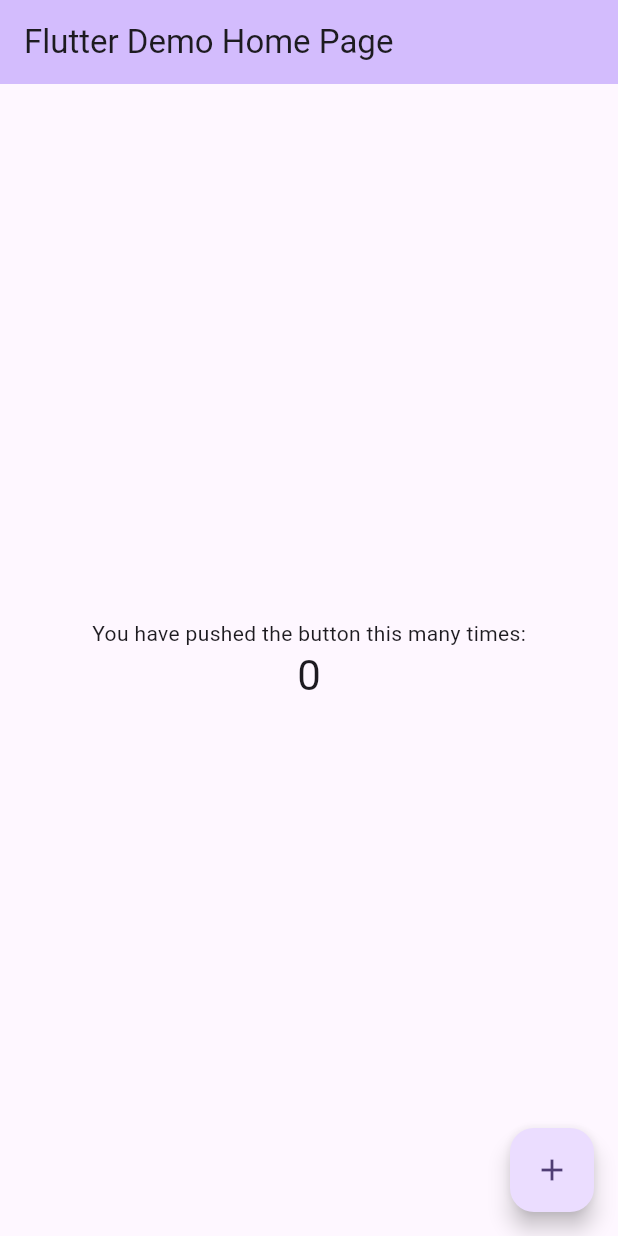
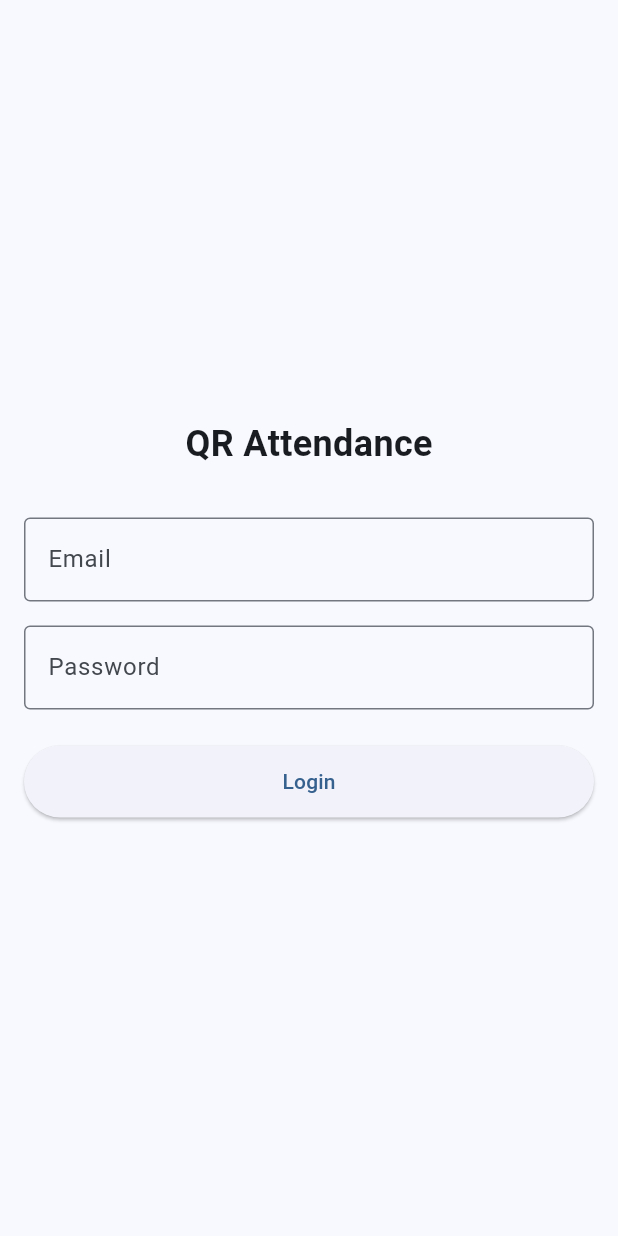
Before and after one commit to ZAAFHachemrachid/qr_attence, a Flutter app: the screen it shows after launch, on a phone screen of 412 x 824 dp. Run offline on Flutter 3.47's test engine with Material 3 defaults, Android fonts, the phone set to English and light mode, and no system bars; our stand-ins replace flex_color_scheme, flutter_dotenv, go_router, supabase_flutter; accounts and stored records are empty.

Commit message:
Add Supabase configuration and authentication functionality
- Introduced .env.example for environment variable setup
- Implemented SupabaseConfig class to manage Supabase URL and anon key
- Updated BaseRepository to use Supabase.instance.client
- Added AuthRepository for user authentication methods
- Created StudentHomeScreen and TeacherHomeScreen for user dashboards
- Implemented AuthProvider to manage authentication state and user roles
- Updated pubspec.yaml to include necessary dependencies

```diff
--- a/lib/core/database/repositories/base_repository.dart
+++ b/lib/core/database/repositories/base_repository.dart
@@ -1,12 +1,11 @@
 import 'package:supabase_flutter/supabase_flutter.dart';
-import '../supabase/supabase_config.dart';
 
 abstract class BaseRepository<T> {
   final String tableName;
 
   BaseRepository(this.tableName);
 
-  SupabaseClient get _client => SupabaseConfig.client;
+  SupabaseClient get _client => Supabase.instance.client;
 
   SupabaseQueryBuilder get table => _client.from(tableName);
 
--- a/lib/core/database/supabase/supabase_config.dart
+++ b/lib/core/database/supabase/supabase_config.dart
@@ -0,0 +1,6 @@
+import 'package:flutter_dotenv/flutter_dotenv.dart';
+
+class SupabaseConfig {
+  static String get url => dotenv.env['SUPABASE_URL'] ?? '';
+  static String get anonKey => dotenv.env['SUPABASE_ANON_KEY'] ?? '';
+}
--- /dev/null
+++ b/lib/core/router/app_router.dart
@@ -0,0 +1,76 @@
+import 'package:flutter/material.dart';
+import 'package:go_router/go_router.dart';
+import 'package:provider/provider.dart';
+import '../../features/auth/presentation/providers/auth_provider.dart';
+import '../../features/auth/presentation/screens/login_screen.dart';
+import '../../features/student/presentation/screens/student_home_screen.dart';
+import '../../features/teacher/presentation/screens/teacher_home_screen.dart';
+import '../../features/admin/presentation/screens/admin_home_screen.dart';
+
+class AppRouter {
+  static GoRouter router(BuildContext context) {
+    return GoRouter(
+      refreshListenable: context.read<AuthProvider>(),
+      routes: [
+        GoRoute(
+          path: '/',
+          redirect: (context, state) {
+            final authProvider = context.read<AuthProvider>();
+            if (!authProvider.isAuthenticated) return '/login';
+
+            switch (authProvider.userRole) {
+              case UserRole.student:
+                return '/student';
+              case UserRole.teacher:
+                return '/teacher';
+              case UserRole.admin:
+                return '/admin';
+              default:
+                return '/login';
+            }
+          },
+        ),
+        GoRoute(
+          path: '/login',
+          builder: (context, state) => const LoginScreen(),
+        ),
+        GoRoute(
+          path: '/student',
+          builder: (context, state) => const StudentHomeScreen(),
+        ),
+        GoRoute(
+          path: '/teacher',
+          builder: (context, state) => const TeacherHomeScreen(),
+        ),
+        GoRoute(
+          path: '/admin',
+          builder: (context, state) => const AdminHomeScreen(),
+        ),
+      ],
+      redirect: (context, state) {
+        final authProvider = context.read<AuthProvider>();
+        final isAuthenticated = authProvider.isAuthenticated;
+        final isLoginRoute = state.matchedLocation == '/login';
+
+        if (!isAuthenticated && !isLoginRoute) {
+          return '/login';
+        }
+
+        if (isAuthenticated && isLoginRoute) {
+          switch (authProvider.userRole) {
+            case UserRole.student:
+              return '/student';
+            case UserRole.teacher:
+              return '/teacher';
+            case UserRole.admin:
+              return '/admin';
+            default:
+              return '/login';
+          }
+        }
+
+        return null;
+      },
+    );
+  }
+}
--- /dev/null
+++ b/lib/features/auth/data/auth_repository.dart
@@ -0,0 +1,24 @@
+import 'package:supabase_flutter/supabase_flutter.dart';
+
+class AuthRepository {
+  final SupabaseClient _client;
+
+  AuthRepository(this._client);
+
+  Future<AuthResponse> signInWithEmail({
+    required String email,
+    required String password,
+  }) async {
+    return await _client.auth.signInWithPassword(
+      email: email,
+      password: password,
+    );
+  }
+
+  Future<void> signOut() async {
+    await _client.auth.signOut();
+  }
+
+  bool get isAuthenticated => _client.auth.currentUser != null;
+  User? get currentUser => _client.auth.currentUser;
+}
--- /dev/null
+++ b/lib/features/auth/presentation/screens/login_screen.dart
@@ -0,0 +1,121 @@
+import 'package:flutter/material.dart';
+import 'package:provider/provider.dart';
+import '../providers/auth_provider.dart';
+
+class LoginScreen extends StatefulWidget {
+  const LoginScreen({super.key});
+
+  @override
+  State<LoginScreen> createState() => _LoginScreenState();
+}
+
+class _LoginScreenState extends State<LoginScreen> {
+  final _formKey = GlobalKey<FormState>();
+  final _emailController = TextEditingController();
+  final _passwordController = TextEditingController();
+  bool _isLoading = false;
+
+  @override
+  void dispose() {
+    _emailController.dispose();
+    _passwordController.dispose();
+    super.dispose();
+  }
+
+  Future<void> _handleLogin() async {
+    if (!_formKey.currentState!.validate()) return;
+
+    setState(() => _isLoading = true);
+
+    try {
+      await context.read<AuthProvider>().signIn(
+        _emailController.text.trim(),
+        _passwordController.text,
+      );
+    } catch (e) {
+      if (mounted) {
+        ScaffoldMessenger.of(context).showSnackBar(
+          SnackBar(
+            content: Text('Error: ${e.toString()}'),
+            backgroundColor: Colors.red,
+          ),
+        );
+      }
+    } finally {
+      if (mounted) {
+        setState(() => _isLoading = false);
+      }
+    }
+  }
+
+  @override
+  Widget build(BuildContext context) {
+    return Scaffold(
+      body: Center(
+        child: SingleChildScrollView(
+          padding: const EdgeInsets.all(16.0),
+          child: Form(
+            key: _formKey,
+            child: Column(
+              mainAxisAlignment: MainAxisAlignment.center,
+              children: [
+                const Text(
+                  'QR Attendance',
+                  style: TextStyle(fontSize: 24, fontWeight: FontWeight.bold),
+                ),
+                const SizedBox(height: 32),
+                TextFormField(
+                  controller: _emailController,
+                  decoration: const InputDecoration(
+                    labelText: 'Email',
+                    border: OutlineInputBorder(),
+                  ),
+                  keyboardType: TextInputType.emailAddress,
+                  validator: (value) {
+                    if (value == null || value.isEmpty) {
+                      return 'Please enter your email';
+                    }
+                    if (!value.contains('@')) {
+                      return 'Please enter a valid email';
+                    }
+                    return null;
+                  },
+                ),
+                const SizedBox(height: 16),
+                TextFormField(
+                  controller: _passwordController,
+                  decoration: const InputDecoration(
+                    labelText: 'Password',
+                    border: OutlineInputBorder(),
+                  ),
+                  obscureText: true,
+                  validator: (value) {
+                    if (value == null || value.isEmpty) {
+                      return 'Please enter your password';
+                    }
+                    if (value.length < 6) {
+                      return 'Password must be at least 6 characters';
+                    }
+                    return null;
+                  },
+                ),
+                const SizedBox(height: 24),
+                SizedBox(
+                  width: double.infinity,
+                  height: 48,
+                  child: ElevatedButton(
+                    onPressed: _isLoading ? null : _handleLogin,
+                    child:
+                        _isLoading
+                            ? const CircularProgressIndicator()
+                            : const Text('Login'),
+                  ),
+                ),
+              ],
+            ),
+          ),
+        ),
+      ),
+    );
+  }
+}
--- a/lib/main.dart
+++ b/lib/main.dart
@@ -1,122 +1,51 @@
 import 'package:flutter/material.dart';
+import 'package:flutter_dotenv/flutter_dotenv.dart';
+import 'package:provider/provider.dart';
+import 'package:supabase_flutter/supabase_flutter.dart';
+import 'core/router/app_router.dart';
+import 'core/database/supabase/supabase_config.dart';
+import 'features/auth/data/auth_repository.dart';
+import 'features/auth/presentation/providers/auth_provider.dart';
 
-void main() {
+void main() async {
+  WidgetsFlutterBinding.ensureInitialized();
+
+  // Load environment variables
+  await dotenv.load(fileName: ".env");
+
+  // Initialize Supabase with environment variables
+  await Supabase.initialize(
+    url: SupabaseConfig.url,
+    anonKey: SupabaseConfig.anonKey,
+  );
+
   runApp(const MyApp());
 }
 
 class MyApp extends StatelessWidget {
   const MyApp({super.key});
 
-  // This widget is the root of your application.
   @override
   Widget build(BuildContext context) {
-    return MaterialApp(
-      title: 'Flutter Demo',
-      theme: ThemeData(
-        // This is the theme of your application.
-        //
-        // TRY THIS: Try running your application with "flutter run". You'll see
-        // the application has a purple toolbar. Then, without quitting the app,
-        // try changing the seedColor in the colorScheme below to Colors.green
-        // and then invoke "hot reload" (save your changes or press the "hot
-        // reload" button in a Flutter-supported IDE, or press "r" if you used
-        // the command line to start the app).
-        //
-        // Notice that the counter didn't reset back to zero; the application
-        // state is not lost during the reload. To reset the state, use hot
-        // restart instead.
-        //
-        // This works for code too, not just values: Most code changes can be
-        // tested with just a hot reload.
-        colorScheme: ColorScheme.fromSeed(seedColor: Colors.deepPurple),
+    return MultiProvider(
+      providers: [
+        Provider(create: (_) => AuthRepository(Supabase.instance.client)),
+        ChangeNotifierProvider(
+          create: (context) => AuthProvider(context.read<AuthRepository>()),
+        ),
+      ],
+      child: Builder(
+        builder: (context) {
+          return MaterialApp.router(
+            title: 'QR Attendance',
+            theme: ThemeData(
+              colorScheme: ColorScheme.fromSeed(seedColor: Colors.blue),
+              useMaterial3: true,
+            ),
+            routerConfig: AppRouter.router(context),
+          );
+        },
       ),
-      home: const MyHomePage(title: 'Flutter Demo Home Page'),
     );
   }
 }
-
-class MyHomePage extends StatefulWidget {
-  const MyHomePage({super.key, required this.title});
-
-  // This widget is the home page of your application. It is stateful, meaning
-  // that it has a State object (defined below) that contains fields that affect
-  // how it looks.
-
-  // This class is the configuration for the state. It holds the values (in this
-  // case the title) provided by the parent (in this case the App widget) and
-  // used by the build method of the State. Fields in a Widget subclass are
-  // always marked "final".
-
-  final String title;
-
-  @override
-  State<MyHomePage> createState() => _MyHomePageState();
-}
-
-class _MyHomePageState extends State<MyHomePage> {
-  int _counter = 0;
-
-  void _incrementCounter() {
-    setState(() {
-      // This call to setState tells the Flutter framework that something has
-      // changed in this State, which causes it to rerun the build method below
-      // so that the display can reflect the updated values. If we changed
-      // _counter without calling setState(), then the build method would not be
-      // called again, and so nothing would appear to happen.
-      _counter++;
-    });
-  }
-
-  @override
-  Widget build(BuildContext context) {
-    // This method is rerun every time setState is called, for instance as done
-    // by the _incrementCounter method above.
-    //
-    // The Flutter framework has been optimized to make rerunning build methods
-    // fast, so that you can just rebuild anything that needs updating rather
-    // than having to individually change instances of widgets.
-    return Scaffold(
-      appBar: AppBar(
-        // TRY THIS: Try changing the color here to a specific color (to
-        // Colors.amber, perhaps?) and trigger a hot reload to see the AppBar
-        // change color while the other colors stay the same.
-        backgroundColor: Theme.of(context).colorScheme.inversePrimary,
-        // Here we take the value from the MyHomePage object that was created by
-        // the App.build method, and use it to set our appbar title.
-        title: Text(widget.title),
-      ),
-      body: Center(
-        // Center is a layout widget. It takes a single child and positions it
-        // in the middle of the parent.
-        child: Column(
-          // Column is also a layout widget. It takes a list of children and
-          // arranges them vertically. By default, it sizes itself to fit its
-          // children horizontally, and tries to be as tall as its parent.
-          //
-          // Column has various properties to control how it sizes itself and
-          // how it positions its children. Here we use mainAxisAlignment to
-          // center the children vertically; the main axis here is the vertical
-          // axis because Columns are vertical (the cross axis would be
-          // horizontal).
-          //
-          // TRY THIS: Invoke "debug painting" (choose the "Toggle Debug Paint"
-          // action in the IDE, or press "p" in the console), to see the
-          // wireframe for each widget.
-          mainAxisAlignment: MainAxisAlignment.center,
-          children: <Widget>[
-            const Text('You have pushed the button this many times:'),
-            Text(
-              '$_counter',
-              style: Theme.of(context).textTheme.headlineMedium,
-            ),
-          ],
-        ),
-      ),
-      floatingActionButton: FloatingActionButton(
-        onPressed: _incrementCounter,
-        tooltip: 'Increment',
-        child: const Icon(Icons.add),
-      ), // This trailing comma makes auto-formatting nicer for build methods.
-    );
-  }
-}
```
Also changed, not shown: lib/features/admin/presentation/screens/admin_home_screen.dart (added, +74 -0 lines), lib/features/auth/presentation/providers/auth_provider.dart (added, +74 -0 lines), lib/features/student/presentation/screens/student_home_screen.dart (added, +38 -0 lines), lib/features/teacher/presentation/screens/teacher_home_screen.dart (added, +52 -0 lines), pubspec.yaml (+6 -3 lines), pubspec.lock, 2 other files.
